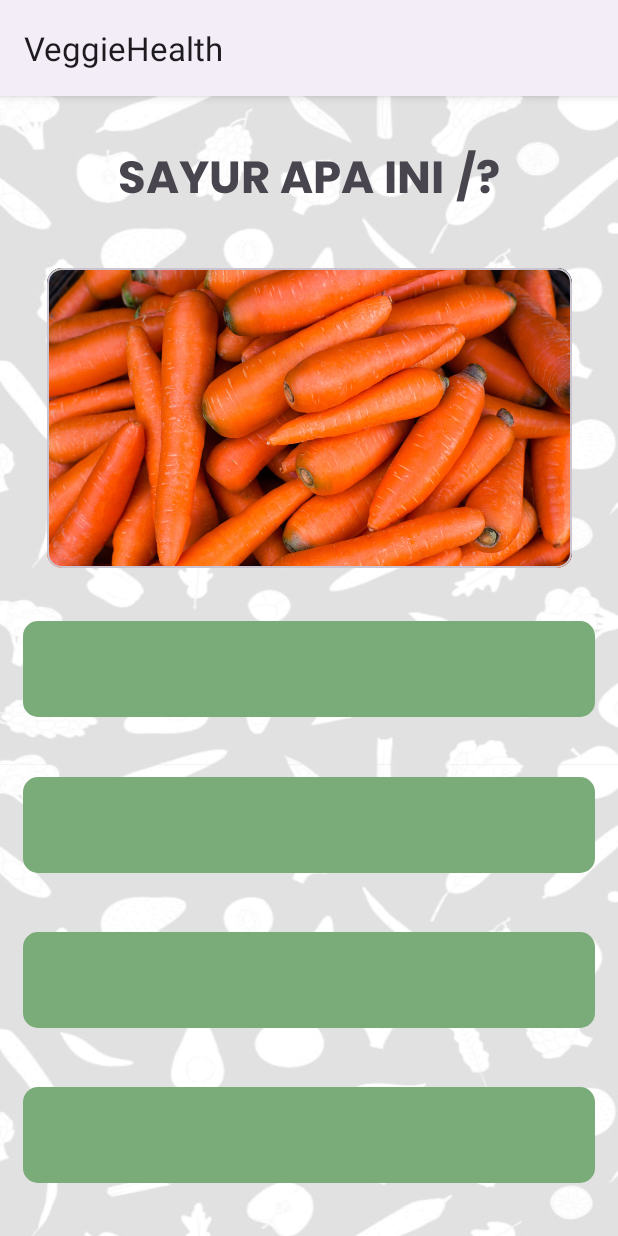
After one commit to VeggieHealth/Mobile-Project, an Android app: the GameActivity screen opened directly, with no data from a screen before it, on a phone screen of 412 x 824 dp. The commit adds this screen. Run offline under Robolectric (Android 15) with nearby library versions, the phone set to English and light mode, and no system bars.

Commit message:
Membuat Quiz

```diff
--- a/app/src/main/AndroidManifest.xml
+++ b/app/src/main/AndroidManifest.xml
@@ -12,6 +12,9 @@
         android:supportsRtl="true"
         android:theme="@style/Theme.VeggieHealth"
         tools:targetApi="31">
+        <activity
+            android:name=".ui.game.GameActivity"
+            android:exported="false" />
         <activity
             android:name=".ui.list.VeggieListActivity"
             android:exported="false" />
@@ -38,5 +41,4 @@
             android:exported="false" />
     </application>
 
-
 </manifest>
--- /dev/null
+++ b/app/src/main/java/com/example/veggiehealth/ui/game/GameActivity.kt
@@ -0,0 +1,12 @@
+package com.example.veggiehealth.ui.game
+
+import androidx.appcompat.app.AppCompatActivity
+import android.os.Bundle
+import com.example.veggiehealth.R
+
+class GameActivity : AppCompatActivity() {
+    override fun onCreate(savedInstanceState: Bundle?) {
+        super.onCreate(savedInstanceState)
+        setContentView(R.layout.activity_game)
+    }
+}
--- /dev/null
+++ b/app/src/main/res/layout/activity_game.xml
@@ -0,0 +1,151 @@
+<?xml version="1.0" encoding="utf-8"?>
+<androidx.constraintlayout.widget.ConstraintLayout xmlns:android="http://schemas.android.com/apk/res/android"
+    xmlns:app="http://schemas.android.com/apk/res-auto"
+    xmlns:tools="http://schemas.android.com/tools"
+    android:layout_width="match_parent"
+    android:layout_height="match_parent"
+    android:background="@drawable/backgroundhome"
+    android:paddingHorizontal="15dp"
+    tools:context=".ui.game.GameActivity">
+
+    <TextView
+        android:id="@+id/dialogTitle"
+        android:layout_width="wrap_content"
+        android:layout_height="wrap_content"
+        android:fontFamily="@font/poppins_bold"
+        android:text="@string/whats_vegetable"
+        android:textAlignment="textStart"
+        android:textSize="30sp"
+        app:layout_constraintBottom_toTopOf="@+id/cardImage"
+        app:layout_constraintEnd_toStartOf="@+id/title2"
+        app:layout_constraintHorizontal_bias="0.5"
+        app:layout_constraintHorizontal_chainStyle="packed"
+        app:layout_constraintStart_toStartOf="parent"
+        app:layout_constraintTop_toTopOf="parent" />
+
+    <TextView
+        android:id="@+id/title2"
+        android:layout_width="wrap_content"
+        android:layout_height="wrap_content"
+        android:layout_marginStart="8dp"
+        android:fontFamily="@font/poppins_bold"
+        android:text="@string/question_mark"
+        android:textAlignment="textEnd"
+
+        android:textSize="30sp"
+        app:layout_constraintBottom_toBottomOf="@+id/dialogTitle"
+        app:layout_constraintEnd_toEndOf="parent"
+        app:layout_constraintHorizontal_bias="0.5"
+        app:layout_constraintStart_toEndOf="@+id/dialogTitle"
+        app:layout_constraintTop_toTopOf="@+id/dialogTitle" />
+
+    <com.google.android.material.card.MaterialCardView
+        android:id="@+id/cardImage"
+        android:layout_width="wrap_content"
+        android:layout_height="wrap_content"
+        app:cardCornerRadius="10dp"
+        app:shapeAppearance="@style/ShapeAppearance.Material3.Corner.ExtraLarge"
+        app:layout_constraintBottom_toTopOf="@+id/choice1"
+        app:layout_constraintEnd_toEndOf="parent"
+        app:layout_constraintStart_toStartOf="parent"
+        app:layout_constraintTop_toBottomOf="@+id/dialogTitle">
+
+        <androidx.constraintlayout.widget.ConstraintLayout
+            android:layout_width="wrap_content"
+            android:layout_height="wrap_content">
+
+            <ImageView
+                android:id="@+id/imgFruit"
+                android:layout_width="350dp"
+                android:layout_height="200dp"
+                android:adjustViewBounds="true"
+                android:background="@drawable/wortel"
+                android:contentDescription="@string/guess"
+                android:scaleType="fitCenter"
+                app:layout_constraintBottom_toBottomOf="parent"
+                app:layout_constraintEnd_toEndOf="parent"
+                app:layout_constraintHorizontal_bias="0.0"
+                app:layout_constraintStart_toStartOf="parent"
+                app:layout_constraintTop_toTopOf="parent"
+                app:layout_constraintVertical_bias="0.0" />
+
+        </androidx.constraintlayout.widget.ConstraintLayout>
+
+    </com.google.android.material.card.MaterialCardView>
+
+    <com.google.android.material.button.MaterialButton
+        android:id="@+id/choice1"
+        android:layout_width="match_parent"
+        android:layout_height="wrap_content"
+        android:fontFamily="@font/poppins_bold"
+        android:textAlignment="center"
+        android:textColor="@color/white"
+        android:textSize="30dp"
+        app:cornerRadius="10dp"
+        app:backgroundTint="@color/green_2"
+        app:layout_constraintBottom_toTopOf="@+id/choice2"
+        app:layout_constraintStart_toStartOf="parent"
+        app:layout_constraintTop_toBottomOf="@+id/cardImage"
+        app:shapeAppearance="@style/ShapeAppearance.Material3.Corner.ExtraLarge"/>
+
+    <com.google.android.material.button.MaterialButton
+        android:id="@+id/choice2"
+        android:layout_width="match_parent"
+        android:layout_height="wrap_content"
+        android:fontFamily="@font/poppins_bold"
+        android:textAlignment="center"
+        android:textColor="@color/white"
+        android:textSize="30dp"
+        app:backgroundTint="@color/green_2"
+        app:cornerRadius="10dp"
+        app:layout_constraintBottom_toTopOf="@+id/choice3"
+        app:layout_constraintEnd_toEndOf="@+id/choice1"
+        app:layout_constraintStart_toStartOf="@+id/choice1"
+        app:layout_constraintTop_toBottomOf="@+id/choice1"
+        app:shapeAppearance="@style/ShapeAppearance.Material3.Corner.ExtraLarge" />
+
+    <com.google.android.material.button.MaterialButton
+        android:id="@+id/choice3"
+        android:layout_width="match_parent"
+        android:layout_height="wrap_content"
+        android:fontFamily="@font/poppins_bold"
+        android:textAlignment="center"
+        android:textColor="@color/white"
+        android:textSize="30dp"
+        app:backgroundTint="@color/green_2"
+        app:cornerRadius="10dp"
+        app:layout_constraintBottom_toTopOf="@+id/choice4"
+        app:layout_constraintEnd_toEndOf="@+id/choice2"
+        app:layout_constraintStart_toStartOf="@+id/choice2"
+        app:layout_constraintTop_toBottomOf="@+id/choice2"
+        app:shapeAppearance="@style/ShapeAppearance.Material3.Corner.ExtraLarge" />
+    <com.google.android.material.button.MaterialButton
+        android:id="@+id/choice4"
+        android:layout_width="match_parent"
+        android:layout_height="wrap_content"
+        android:fontFamily="@font/poppins_bold"
+        android:textAlignment="center"
+        android:textColor="@color/white"
+        android:textSize="30dp"
+        app:backgroundTint="@color/green_2"
+        app:cornerRadius="10dp"
+        app:layout_constraintBottom_toBottomOf="parent"
+        app:layout_constraintEnd_toEndOf="@+id/choice3"
+        app:layout_constraintStart_toStartOf="@+id/choice3"
+        app:layout_constraintTop_toBottomOf="@+id/choice3"
+        app:shapeAppearance="@style/ShapeAppearance.Material3.Corner.ExtraLarge" />
+
+
+    <ProgressBar
+        android:id="@+id/progressBar"
+        style="?android:attr/progressBarStyle"
+        android:layout_width="wrap_content"
+        android:layout_height="wrap_content"
+        android:visibility="gone"
+        app:layout_constraintBottom_toTopOf="@+id/choice2"
+        app:layout_constraintEnd_toEndOf="parent"
+        app:layout_constraintStart_toStartOf="parent"
+        app:layout_constraintTop_toBottomOf="@+id/choice1"
+        tools:visibility="visible" />
+
+</androidx.constraintlayout.widget.ConstraintLayout>
--- a/app/src/main/res/layout/activity_login.xml
+++ b/app/src/main/res/layout/activity_login.xml
@@ -70,6 +70,7 @@
         android:text="@string/sign_in"
         android:textSize="18sp"
         android:textStyle="normal"
+        app:cornerRadius="10dp"
         app:layout_constraintEnd_toEndOf="parent"
         app:layout_constraintHorizontal_bias="0.492"
         app:layout_constraintStart_toStartOf="parent"
--- a/app/src/main/res/layout/activity_register.xml
+++ b/app/src/main/res/layout/activity_register.xml
@@ -162,6 +162,7 @@
         android:text="@string/sign_up_login"
         android:textSize="18sp"
         android:textStyle="normal"
+        app:cornerRadius="10dp"
         app:layout_constraintEnd_toEndOf="parent"
         app:layout_constraintHorizontal_bias="0.492"
         app:layout_constraintStart_toStartOf="parent"
--- a/app/src/main/res/layout/fragment_home.xml
+++ b/app/src/main/res/layout/fragment_home.xml
@@ -159,7 +159,7 @@
        android:backgroundTint="@color/green_1"
        android:fontFamily="@font/poppins_light"
        android:text="@string/button_list"
-
+       app:cornerRadius="5dp"
        app:layout_constraintEnd_toEndOf="parent"
        app:layout_constraintTop_toBottomOf="@+id/desc_list" />
 
--- a/app/src/main/res/layout/fragment_person.xml
+++ b/app/src/main/res/layout/fragment_person.xml
@@ -132,6 +132,7 @@
         android:layout_marginEnd="32dp"
         android:text="@string/logout"
         android:backgroundTint="@color/green_2"
+        app:cornerRadius="10dp"
         app:layout_constraintEnd_toEndOf="parent"
         app:layout_constraintStart_toStartOf="parent"
         app:layout_constraintTop_toBottomOf="@+id/tv_email_profile" />
--- /dev/null
+++ b/app/src/main/res/layout/game_dialog.xml
@@ -0,0 +1,38 @@
+<?xml version="1.0" encoding="utf-8"?>
+<androidx.cardview.widget.CardView xmlns:app="http://schemas.android.com/apk/res-auto"
+    xmlns:android="http://schemas.android.com/apk/res/android"
+    xmlns:tools="http://schemas.android.com/tools"
+    android:layout_width="match_parent"
+    android:layout_height="wrap_content"
+    app:cardBackgroundColor="@color/green_2">
+
+    <androidx.constraintlayout.widget.ConstraintLayout
+        android:layout_width="match_parent"
+        android:layout_height="wrap_content">
+
+        <ImageView
+            android:layout_width="match_parent"
+            android:layout_height="match_parent"
+            android:background="@drawable/dialog"
+            app:layout_constraintEnd_toEndOf="parent"
+            app:layout_constraintStart_toStartOf="parent"
+            app:layout_constraintTop_toTopOf="parent" />
+
+        <TextView
+            android:id="@+id/dialogTitle"
+            android:layout_width="match_parent"
+            android:layout_height="wrap_content"
+            android:layout_marginTop="152dp"
+            android:fontFamily="@font/poppins_bold"
+            android:text="@string/correct"
+            android:textAlignment="center"
+            android:textColor="@color/black"
+            android:textSize="24dp"
+            app:layout_constraintEnd_toEndOf="parent"
+            app:layout_constraintHorizontal_bias="0.0"
+            app:layout_constraintStart_toStartOf="parent"
+            app:layout_constraintTop_toTopOf="parent" />
+
+
+    </androidx.constraintlayout.widget.ConstraintLayout>
+</androidx.cardview.widget.CardView>
--- /dev/null
+++ b/app/src/main/res/layout/game_finish_fialog.xml
@@ -0,0 +1,6 @@
+<?xml version="1.0" encoding="utf-8"?>
+<androidx.constraintlayout.widget.ConstraintLayout xmlns:android="http://schemas.android.com/apk/res/android"
+    android:layout_width="match_parent"
+    android:layout_height="match_parent">
+
+</androidx.constraintlayout.widget.ConstraintLayout>
--- a/app/src/main/res/values/strings.xml
+++ b/app/src/main/res/values/strings.xml
@@ -40,5 +40,9 @@
     <string name="protenis">24g Proteins</string>
     <string name="vitamin">Vitamin A</string>
     <string name="lorem">Lorem ipsum dolor sit amet, consectetur adipiscing elit, sed do eiusmod tempor incididunt ut labore et dolore magna aliqua. Posuere lorem ipsum dolor sit amet consectetur adipiscing. Vel pretium lectus quam id leo in vitae turpis massa. Eu volutpat odio facilisis mauris sit amet.</string>
-
+    <string name="guess">Tebak Sayur ini</string>
+    <string name="whats_vegetable">SAYUR APA INI</string>
+    <string name="question_mark">/?</string>
+    <string name="correct">Selamat!! Jawaban Anda Benar</string>
+    <string name="wrong">Mohon Maaf, Jawaban Anda Salah</string>
 </resources>
```
Also changed, not shown: app/src/main/res/drawable/dialog.png (added).
